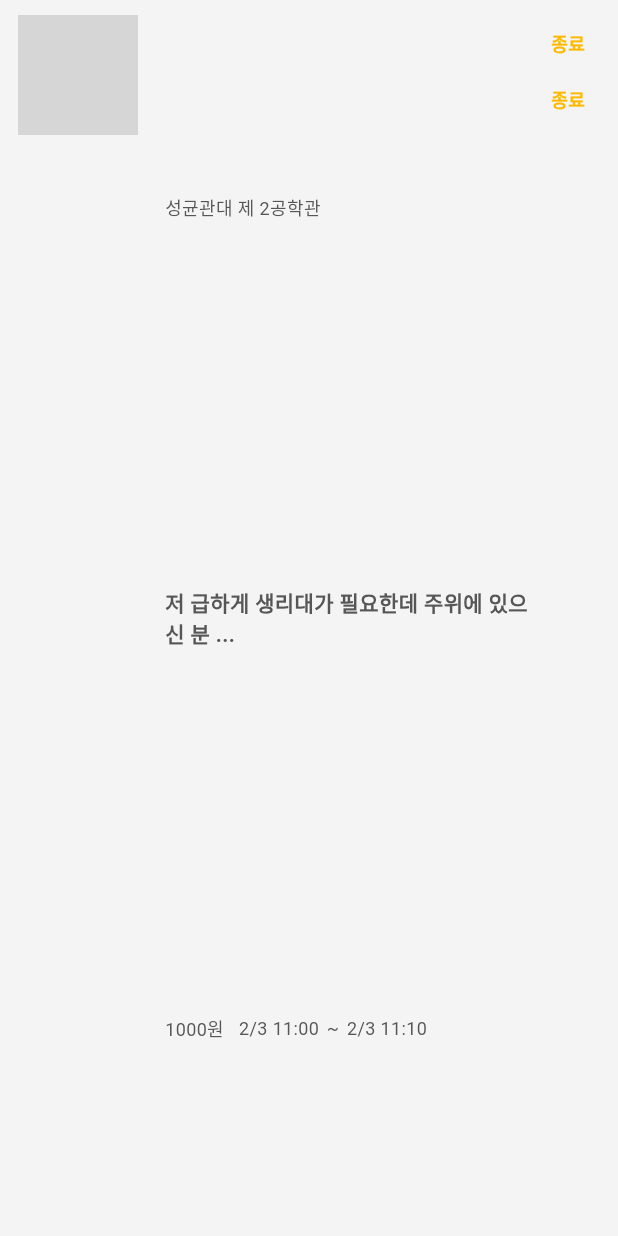
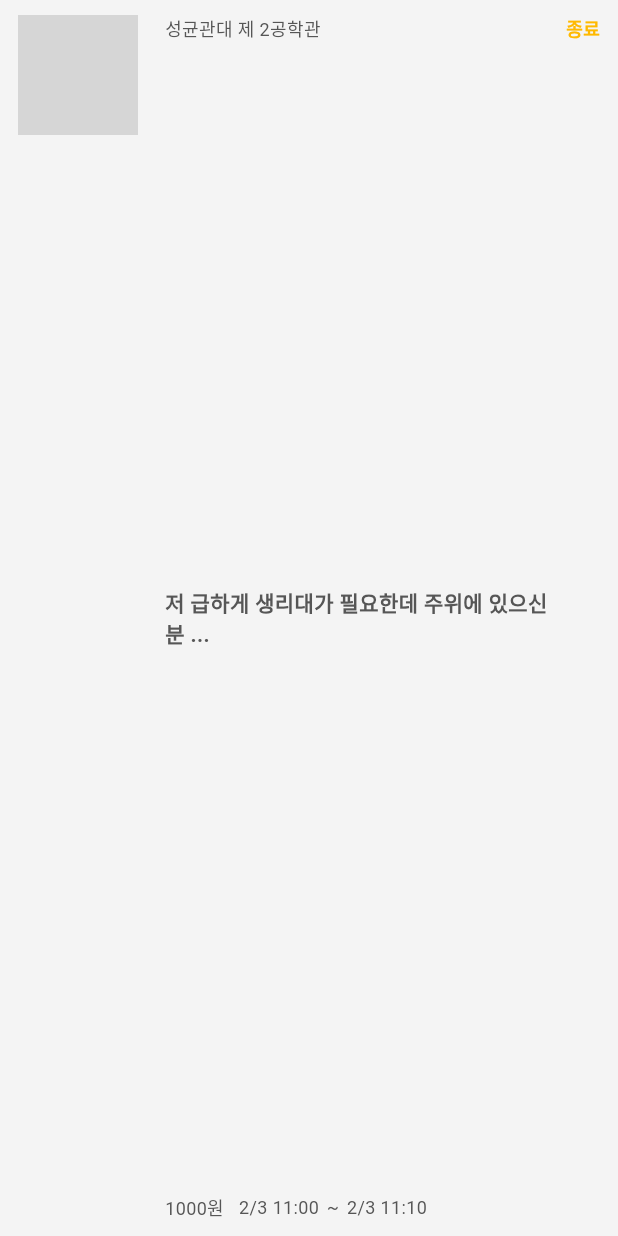
Before and after one commit to billimiut/billimiut_app, a Flutter app: the TransactionItem widget shown alone on an empty page, opened directly, on a phone screen of 412 x 824 dp. Run offline on Flutter 3.47's test engine with Material 3 defaults, Android fonts, the phone set to English and light mode, and no system bars; our stand-ins replace cloud_firestore, firebase_core, firebase_storage, flutter_datetime_picker_plus, flutter_dotenv, flutter_svg and 5 more; accounts and stored records are empty; network calls fail; grey boxes are pictures that could not be loaded.

Commit message:
design: 마이페이지 관련 디자인 수정

```diff
--- a/lib/widgets/profile_card.dart
+++ b/lib/widgets/profile_card.dart
@@ -110,7 +110,7 @@ class ProfileCard extends StatelessWidget {
               child: Column(
                 children: [
                   Text(
-                    "$location, $borrowCount회빌림, $lendCount 빌려줌",
+                    "$location, $borrowCount회 빌림, $lendCount회 빌려줌",
                     style: const TextStyle(
                       fontSize: 12,
                       fontWeight: FontWeight.w400,
--- a/lib/widgets/transaction_section.dart
+++ b/lib/widgets/transaction_section.dart
@@ -27,6 +27,7 @@ class TransactionItem extends StatelessWidget {
       ),
       color: const Color(0xFFF4F4F4),
       child: Row(
+        crossAxisAlignment: CrossAxisAlignment.start,
         children: [
           Column(
             children: [
@@ -49,8 +50,8 @@ class TransactionItem extends StatelessWidget {
             child: Container(
               padding: EdgeInsets.zero,
               child: Column(
+                mainAxisAlignment: MainAxisAlignment.spaceBetween,
                 crossAxisAlignment: CrossAxisAlignment.start,
-                mainAxisAlignment: MainAxisAlignment.spaceEvenly,
                 children: [
                   Text(
                     location,
@@ -128,24 +129,7 @@ class TransactionItem extends StatelessWidget {
               mainAxisAlignment: MainAxisAlignment.start,
               children: [
                 Container(
-                  padding: const EdgeInsets.all(10),
-                  decoration: BoxDecoration(
-                    borderRadius: BorderRadius.circular(10),
-                  ),
-                  child: const Text(
-                    "종료",
-                    style: TextStyle(
-                      color: Color(0xFFFFB900),
-                      fontSize: 12,
-                      fontWeight: FontWeight.w600,
-                    ),
-                  ),
-                ),
-                Container(
-                  padding: const EdgeInsets.all(10),
-                  decoration: BoxDecoration(
-                    borderRadius: BorderRadius.circular(10),
-                  ),
+                  padding: const EdgeInsets.all(0),
                   child: const Text(
                     "종료",
                     style: TextStyle(
```
